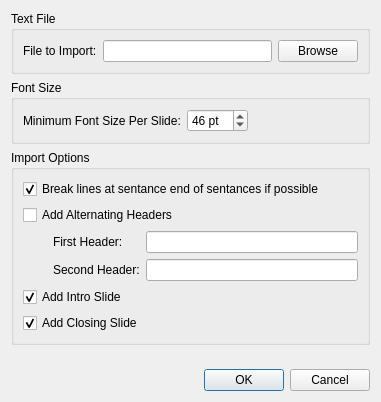
First picture: the form in src/TextImportDialog.ui, repository google-code-export/dviz, before the edit.
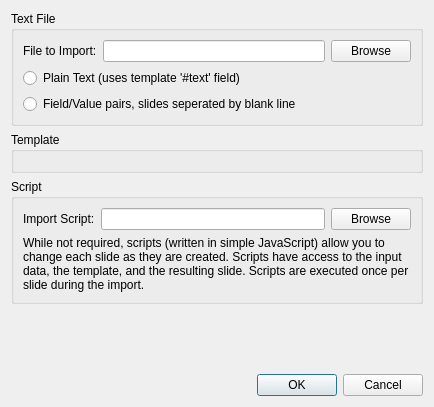
Second picture: the form after the edit.

Commit message: Started work on the TextImportDialog

```diff
--- a/src/TextImportDialog.ui
+++ b/src/TextImportDialog.ui
@@ -6,151 +6,103 @@
    <rect>
     <x>0</x>
     <y>0</y>
-    <width>381</width>
-    <height>402</height>
+    <width>434</width>
+    <height>407</height>
    </rect>
   </property>
   <property name="windowTitle">
    <string>Dialog</string>
   </property>
-  <layout class="QVBoxLayout" name="verticalLayout_2">
+  <layout class="QVBoxLayout" name="verticalLayout_4">
    <item>
     <widget class="QGroupBox" name="groupBox_3">
      <property name="title">
       <string>Text File</string>
      </property>
-     <layout class="QHBoxLayout" name="horizontalLayout_2">
+     <layout class="QVBoxLayout" name="verticalLayout_3">
       <item>
-       <widget class="QLabel" name="label">
-        <property name="text">
-         <string>File to Import:</string>
-        </property>
-       </widget>
+       <layout class="QHBoxLayout" name="horizontalLayout_2">
+        <item>
+         <widget class="QLabel" name="label">
+          <property name="text">
+           <string>File to Import:</string>
+          </property>
+         </widget>
+        </item>
+        <item>
+         <widget class="QLineEdit" name="filename"/>
+        </item>
+        <item>
+         <widget class="QPushButton" name="browse">
+          <property name="text">
+           <string>Browse</string>
+          </property>
+         </widget>
+        </item>
+       </layout>
       </item>
       <item>
-       <widget class="QLineEdit" name="filename"/>
-      </item>
-      <item>
-       <widget class="QPushButton" name="browse">
-        <property name="text">
-         <string>Browse</string>
-        </property>
-       </widget>
+       <layout class="QVBoxLayout" name="verticalLayout_2">
+        <item>
+         <widget class="QRadioButton" name="fmtPlain">
+          <property name="text">
+           <string>Plain Text (uses template '#text' field)</string>
+          </property>
+         </widget>
+        </item>
+        <item>
+         <widget class="QRadioButton" name="fmtFields">
+          <property name="text">
+           <string>Field/Value pairs, slides seperated by blank line</string>
+          </property>
+         </widget>
+        </item>
+       </layout>
       </item>
      </layout>
     </widget>
    </item>
    <item>
-    <widget class="QGroupBox" name="groupBox_2">
+    <widget class="QGroupBox" name="templateBox">
      <property name="title">
-      <string>Font Size</string>
+      <string>Template</string>
      </property>
-     <layout class="QHBoxLayout" name="horizontalLayout">
-      <item>
-       <widget class="QLabel" name="label_2">
-        <property name="text">
-         <string>Minimum Font Size Per Slide:</string>
-        </property>
-       </widget>
-      </item>
-      <item>
-       <widget class="QSpinBox" name="fontsize">
-        <property name="suffix">
-         <string> pt</string>
-        </property>
-        <property name="minimum">
-         <number>2</number>
-        </property>
-        <property name="maximum">
-         <number>190</number>
-        </property>
-        <property name="value">
-         <number>46</number>
-        </property>
-       </widget>
-      </item>
-      <item>
-       <spacer name="horizontalSpacer">
-        <property name="orientation">
-         <enum>Qt::Horizontal</enum>
-        </property>
-        <property name="sizeHint" stdset="0">
-         <size>
-          <width>40</width>
-          <height>20</height>
-         </size>
-        </property>
-       </spacer>
-      </item>
-     </layout>
+     <layout class="QHBoxLayout" name="horizontalLayout"/>
     </widget>
    </item>
    <item>
     <widget class="QGroupBox" name="groupBox">
      <property name="title">
-      <string>Import Options</string>
+      <string>Script</string>
      </property>
      <layout class="QVBoxLayout" name="verticalLayout">
       <item>
-       <widget class="QCheckBox" name="breakSentances">
-        <property name="text">
-         <string>Break lines at sentance end of sentances if possible</string>
-        </property>
-        <property name="checked">
-         <bool>true</bool>
-        </property>
-       </widget>
-      </item>
-      <item>
-       <widget class="QCheckBox" name="addHeaders">
-        <property name="text">
-         <string>Add Alternating Headers</string>
-        </property>
-       </widget>
-      </item>
-      <item>
-       <layout class="QGridLayout" name="gridLayout">
-        <property name="leftMargin">
-         <number>30</number>
-        </property>
-        <item row="0" column="0">
-         <widget class="QLabel" name="label_3">
+       <layout class="QHBoxLayout" name="horizontalLayout_3">
+        <item>
+         <widget class="QLabel" name="label_2">
           <property name="text">
-           <string>First Header:</string>
+           <string>Import Script:</string>
           </property>
          </widget>
         </item>
-        <item row="0" column="1">
-         <widget class="QLineEdit" name="header1"/>
+        <item>
+         <widget class="QLineEdit" name="scriptFile"/>
         </item>
-        <item row="1" column="0">
-         <widget class="QLabel" name="label_4">
+        <item>
+         <widget class="QPushButton" name="scriptBrowse">
           <property name="text">
-           <string>Second Header:</string>
+           <string>Browse</string>
           </property>
          </widget>
         </item>
-        <item row="1" column="1">
-         <widget class="QLineEdit" name="header2"/>
-        </item>
        </layout>
       </item>
       <item>
-       <widget class="QCheckBox" name="addIntroSlide">
+       <widget class="QLabel" name="label_3">
         <property name="text">
-         <string>Add Intro Slide</string>
+         <string>While not required, scripts (written in simple JavaScript) allow you to change each slide as they are created. Scripts have access to the input data, the template, and the resulting slide. Scripts are executed once per slide during the import.</string>
         </property>
-        <property name="checked">
-         <bool>true</bool>
-        </property>
-       </widget>
-      </item>
-      <item>
-       <widget class="QCheckBox" name="addClosingSlide">
-        <property name="text">
-         <string>Add Closing Slide</string>
-        </property>
-        <property name="checked">
+        <property name="wordWrap">
          <bool>true</bool>
         </property>
        </widget>
```
Left out of the diff: 12 changed lines with no effect on the pictures. The commit also changes 5 other files.
